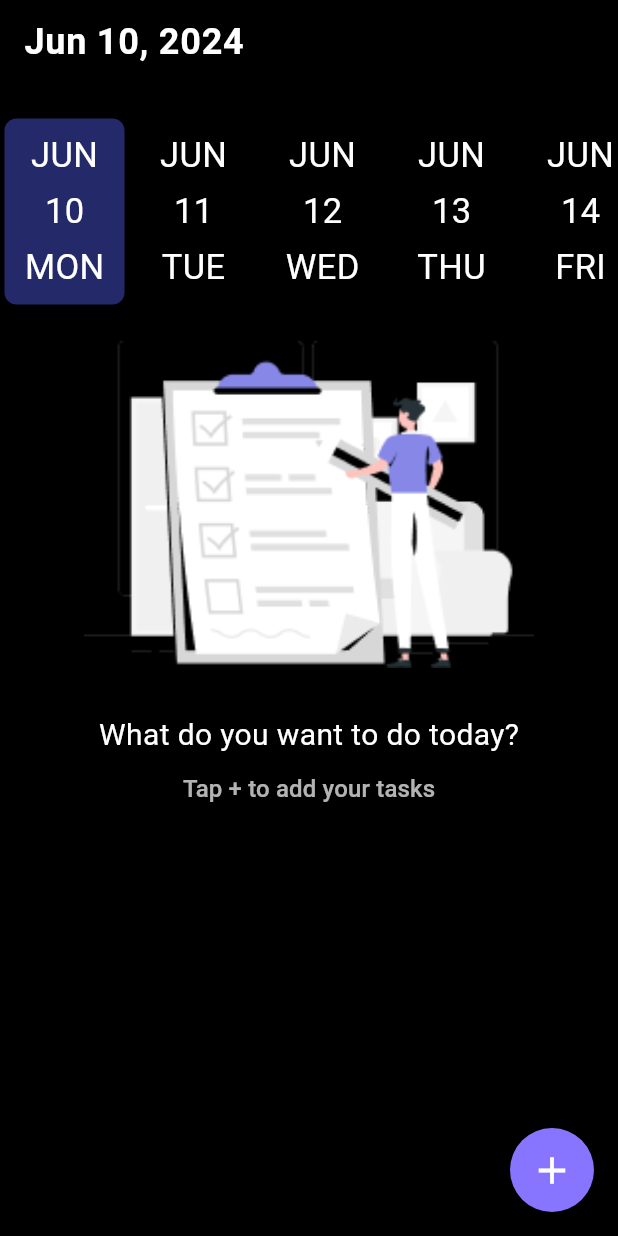
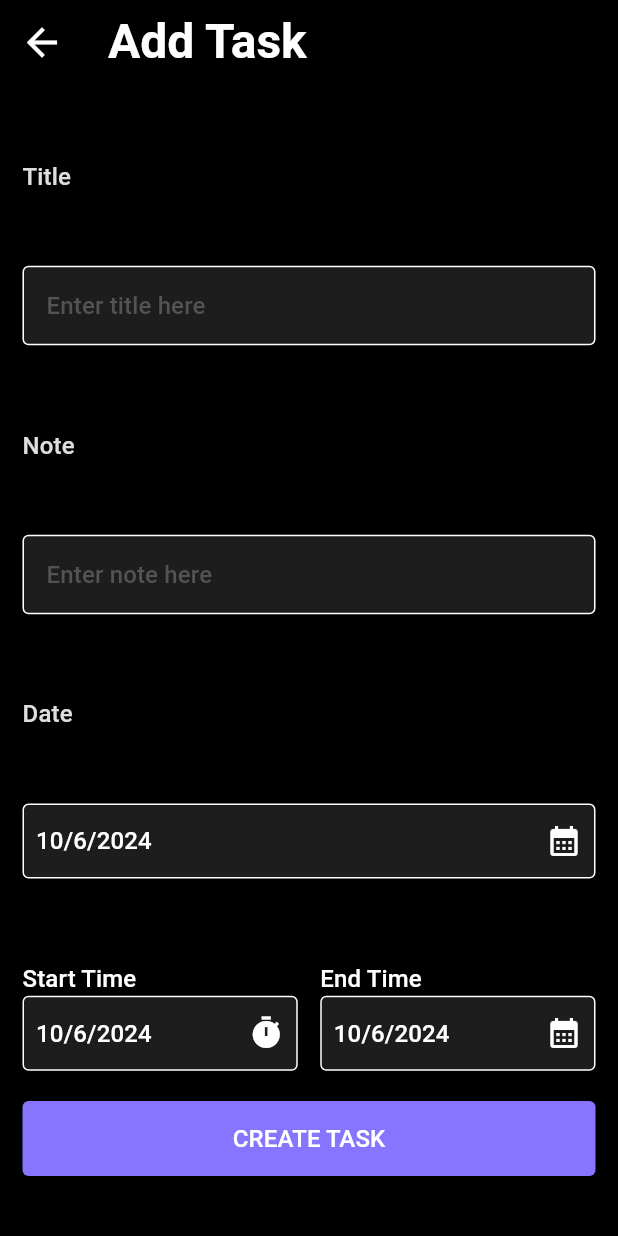
Before and after one commit to mohamedmousa2003/app-To-Do-, a Flutter app: the screen it shows after launch, after a tap on the "add" icon, on a phone screen of 412 x 824 dp. Run offline on Flutter 3.47's test engine with Material 3 defaults, Android fonts, the light colour scheme and no system bars; drawn by our look-alikes of date_picker_timeline; our stand-ins replace smooth_page_indicator.

Commit message:
add task

```diff
--- a/lib/const/string_const.dart
+++ b/lib/const/string_const.dart
@@ -13,3 +13,14 @@ const String haveAccount = "Already have an account? ";
 const String confirmPassword = "Confirm Password";
 const String whatDoYouWant = "What do you want to do today?";
 const String tapAppTask = "Tap + to add your tasks";
+
+/// add task
+const String addTask = "Add Task";
+const String title = "Title";
+const String note = "Note";
+const String date = "Date";
+const String enterTitleHere = "Enter title here";
+const String enterNoteHere = "Enter note here";
+const String startTime = "Start Time";
+const String endTime = "End Time";
+const String createTask = "create task";
--- a/lib/main.dart
+++ b/lib/main.dart
@@ -1,4 +1,5 @@
 import 'package:flutter/material.dart';
+import 'package:todo/pages/home/add_task.dart';
 import 'package:todo/pages/home/home_view.dart';
 import 'package:todo/pages/onboarding/onboarding_view.dart';
 import 'package:todo/pages/register/register_view.dart';
@@ -8,10 +9,8 @@ import 'core/theme.dart';
 void main() {
   runApp(const MyApp());
 }
-
 class MyApp extends StatelessWidget {
   const MyApp({super.key});
-
   // This widget is the root of your application.
   @override
   Widget build(BuildContext context) {
@@ -23,8 +22,9 @@ class MyApp extends StatelessWidget {
       routes: {
         SplashScreen.routeName: (context) => const SplashScreen(),
         OnboardingView.routeName: (context) => OnboardingView(),
-        HomeView.routeName: (context) => HomeView(),
+        HomeView.routeName: (context) => const HomeView(),
         RegisterView.routeName: (context) => RegisterView(),
+        AddTask.routeName: (context) => AddTask(),
       },
     );
   }
--- /dev/null
+++ b/lib/pages/home/add_task.dart
@@ -0,0 +1,256 @@
+import 'package:flutter/material.dart';
+import 'package:todo/const/string_const.dart';
+
+import '../../core/app_colors.dart';
+import '../widget/custom_text_field.dart';
+
+class AddTask extends StatefulWidget {
+  static String routeName = "add";
+
+  AddTask({super.key});
+
+  @override
+  State<AddTask> createState() => _AddTaskState();
+}
+
+class _AddTaskState extends State<AddTask> {
+  var titleController = TextEditingController();
+
+  var noteController = TextEditingController();
+  DateTime dataTime = DateTime.now();
+
+  @override
+  Widget build(BuildContext context) {
+    var theme = Theme.of(context);
+
+    return Scaffold(
+      appBar: AppBar(
+        title: Text(
+          addTask,
+          style: theme.textTheme.titleLarge,
+        ),
+      ),
+      body: Padding(
+        padding: const EdgeInsets.all(15),
+        child: Column(
+          crossAxisAlignment: CrossAxisAlignment.start,
+          mainAxisAlignment: MainAxisAlignment.spaceBetween,
+          children: [
+            const SizedBox(
+              height: 15,
+            ),
+            Text(
+              title,
+              style: theme.textTheme.titleSmall
+                  ?.copyWith(color: whiteColor.withOpacity(.87)),
+            ),
+            const SizedBox(
+              height: 8,
+            ),
+            CustomTextField(
+              controller: titleController,
+              hint: enterTitleHere,
+              onValidate: (text) {
+                if (text == null || text.trim().isEmpty) {
+                  return "please enter your Name";
+                }
+                return null;
+              },
+              keyboardType: TextInputType.text,
+            ),
+            const SizedBox(
+              height: 15,
+            ),
+            Text(
+              note,
+              style: theme.textTheme.titleSmall
+                  ?.copyWith(color: whiteColor.withOpacity(.87)),
+            ),
+            const SizedBox(
+              height: 8,
+            ),
+            CustomTextField(
+              controller: noteController,
+              hint: enterNoteHere,
+              maxLines: 3,
+              onValidate: (text) {
+                if (text == null || text.trim().isEmpty) {
+                  return "please enter your Name";
+                }
+                return null;
+              },
+              keyboardType: TextInputType.text,
+            ),
+            const SizedBox(
+              height: 15,
+            ),
+            Text(
+              date,
+              style: theme.textTheme.titleSmall
+                  ?.copyWith(color: whiteColor.withOpacity(.87)),
+            ),
+            const SizedBox(
+              height: 8,
+            ),
+            Container(
+              width: double.infinity,
+              height: 50,
+              decoration: BoxDecoration(
+                color: grayColorD,
+                borderRadius: BorderRadius.circular(4),
+                border: Border.all(color: whiteColor, width: 1),
+              ),
+              child: Padding(
+                padding: const EdgeInsets.all(8.0),
+                child: Row(
+                  mainAxisAlignment: MainAxisAlignment.spaceBetween,
+                  children: [
+                    Text(
+                      "${dataTime.day}/${dataTime.month}/${dataTime.year}",
+                      style: theme.textTheme.titleSmall,
+                    ),
+                    InkWell(
+                        onTap: () {
+                          showCalender();
+                        },
+                        child: const Icon(
+                          Icons.calendar_month,
+                          color: whiteColor,
+                        ))
+                  ],
+                ),
+              ),
+            ),
+            const SizedBox(
+              height: 15,
+            ),
+            Row(
+              crossAxisAlignment: CrossAxisAlignment.start,
+              children: [
+                Expanded(
+                  child: Column(
+                    crossAxisAlignment: CrossAxisAlignment.start,
+                    children: [
+                      Text(startTime, style: theme.textTheme.titleSmall),
+                      Container(
+                        height: 50,
+                        decoration: BoxDecoration(
+                          color: grayColorD,
+                          borderRadius: BorderRadius.circular(4),
+                          border: Border.all(color: whiteColor, width: 1),
+                        ),
+                        child: Padding(
+                          padding: const EdgeInsets.all(8.0),
+                          child: Row(
+                            mainAxisAlignment: MainAxisAlignment.spaceBetween,
+                            children: [
+                              Text(
+                                "${dataTime.day}/${dataTime.month}/${dataTime.year}",
+                                style: theme.textTheme.titleSmall,
+                              ),
+                              InkWell(
+                                  onTap: () {},
+                                  child: const Icon(
+                                    Icons.timer,
+                                    color: whiteColor,
+                                  ))
+                            ],
+                          ),
+                        ),
+                      ),
+                    ],
+                  ),
+                ),
+                const SizedBox(width: 15),
+                Expanded(
+                  child: Column(
+                    crossAxisAlignment: CrossAxisAlignment.start,
+                    children: [
+                      Text(endTime, style: theme.textTheme.titleSmall),
+                      Container(
+                        height: 50,
+                        decoration: BoxDecoration(
+                          color: grayColorD,
+                          borderRadius: BorderRadius.circular(4),
+                          border: Border.all(color: whiteColor, width: 1),
+                        ),
+                        child: Padding(
+                          padding: const EdgeInsets.all(8.0),
+                          child: Row(
+                            mainAxisAlignment: MainAxisAlignment.spaceBetween,
+                            children: [
+                              Text(
+                                "${dataTime.day}/${dataTime.month}/${dataTime.year}",
+                                style: theme.textTheme.titleSmall,
+                              ),
+                              InkWell(
+                                  onTap: () {
+                                    showCalender();
+                                  },
+                                  child: const Icon(
+                                    Icons.calendar_month,
+                                    color: whiteColor,
+                                  ))
+                            ],
+                          ),
+                        ),
+                      ),
+                    ],
+                  ),
+                ),
+              ],
+            ),
+            InkWell(
+              onTap: () {},
+              child: Container(
+                width: double.infinity,
+                height: 50,
+                decoration: BoxDecoration(
+                  color: iconColorBlue,
+                  borderRadius: BorderRadius.circular(4),
+                ),
+                child: Center(
+                  child: Text(
+                    createTask.toUpperCase(),
+                    style: theme.textTheme.titleSmall,
+                  ),
+                ),
+              ),
+            ),
+            const SizedBox(height: 5),
+          ],
+        ),
+      ),
+    );
+  }
+
+  showCalender() async {
+    var choseData = await showDatePicker(
+      builder: (context, child) {
+        return Theme(
+          data: Theme.of(context).copyWith(
+            colorScheme: const ColorScheme.dark(
+              primary: iconColorBlue, // header background color
+              onPrimary: whiteColor, // header text color
+              onSurface: whiteColor, // body text color
+            ),
+            textButtonTheme: TextButtonThemeData(
+              style: TextButton.styleFrom(
+                foregroundColor: iconColorBlue, // button text color
+              ),
+            ),
+          ),
+          child: child!,
+        );
+      },
+      context: context,
+      firstDate: DateTime.now(),
+      initialDate: dataTime,
+      lastDate: DateTime.now().add(const Duration(days: 356)),
+    );
+    if (choseData != null) {
+      dataTime = choseData;
+    }
+    setState(() {});
+  }
+}
--- a/lib/pages/home/home_view.dart
+++ b/lib/pages/home/home_view.dart
@@ -2,6 +2,7 @@ import 'package:date_picker_timeline/date_picker_widget.dart';
 import 'package:flutter/material.dart';
 import 'package:intl/intl.dart';
 import 'package:todo/core/app_colors.dart';
+import 'package:todo/pages/home/add_task.dart';
 
 import '../../const/string_const.dart';
 
@@ -16,7 +17,6 @@ class HomeView extends StatefulWidget {
 
 class _HomeViewState extends State<HomeView> {
   DateTime dataTime = DateTime.now();
-
   @override
   Widget build(BuildContext context) {
     var theme = Theme.of(context);
@@ -62,7 +62,9 @@ class _HomeViewState extends State<HomeView> {
         ],
       ),
       floatingActionButton: FloatingActionButton(
-        onPressed: () {},
+        onPressed: () {
+          Navigator.pushNamed(context, AddTask.routeName);
+        },
         child: Icon(
           Icons.add,
           color: whiteColor,
--- a/lib/pages/widget/custom_text_field.dart
+++ b/lib/pages/widget/custom_text_field.dart
@@ -44,17 +44,16 @@ class CustomTextField extends StatefulWidget {
     this.action,
     this.focusNode,
   });
-
   @override
   State<CustomTextField> createState() => _CustomTextFieldState();
 }
 
 class _CustomTextFieldState extends State<CustomTextField> {
   bool obscureText = true;
-
   @override
   Widget build(BuildContext context) {
     var theme = Theme.of(context);
+
     return TextFormField(
       controller: widget.controller,
       initialValue: widget.value,
```
